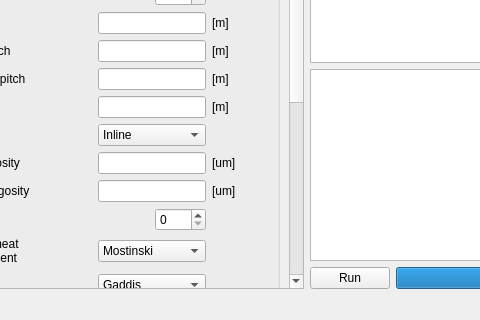
The window that simulationWindowGUI.ui (emiledecosterd/BoilingOnTubeBundles) describes before a commit, drawn with Qt 5; both pictures show x 115 to 595 and y 377 to 697 of the 1142 by 697 pixel window.
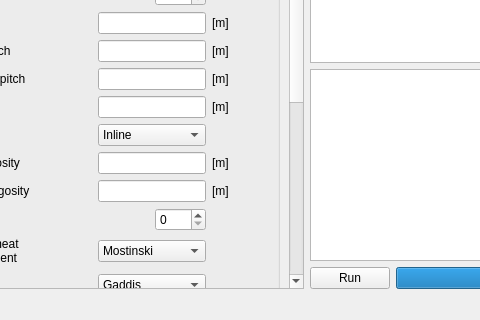
The same window after the commit. Custom widgets are drawn as their Qt base class.

The edit to the form file:
```diff
--- a/simulationWindowGUI.ui
+++ b/simulationWindowGUI.ui
@@ -43,7 +43,7 @@
        <property name="geometry">
         <rect>
          <x>0</x>
-         <y>-312</y>
+         <y>-186</y>
          <width>451</width>
          <height>896</height>
         </rect>
@@ -611,7 +611,7 @@
            <item row="9" column="4">
             <widget class="QLabel" name="label_25">
              <property name="text">
-              <string>[um]</string>
+              <string>[m]</string>
              </property>
             </widget>
            </item>
@@ -641,7 +641,7 @@
            <item row="10" column="4">
             <widget class="QLabel" name="label_27">
              <property name="text">
-              <string>[um]</string>
+              <string>[m]</string>
              </property>
             </widget>
            </item>
```
